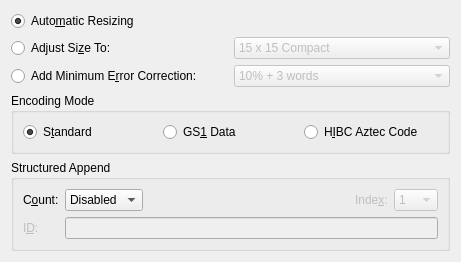
zint/zint, file frontend_qt/grpAztec.ui: the form before one commit.
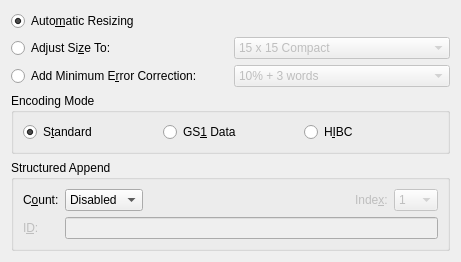
The form after the commit.

What changed in the file:
```diff
--- a/frontend_qt/grpAztec.ui
+++ b/frontend_qt/grpAztec.ui
@@ -331,7 +331,7 @@
       <item row="0" column="2">
        <widget class="QRadioButton" name="radAztecHIBC">
         <property name="text">
-         <string>H&amp;IBC Aztec Code</string>
+         <string>H&amp;IBC</string>
         </property>
         <property name="toolTip">
          <string>Process data as a Health Industry Barcode (HIBC)
```
Left out of the diff: 6 changed lines with no effect on the pictures.
